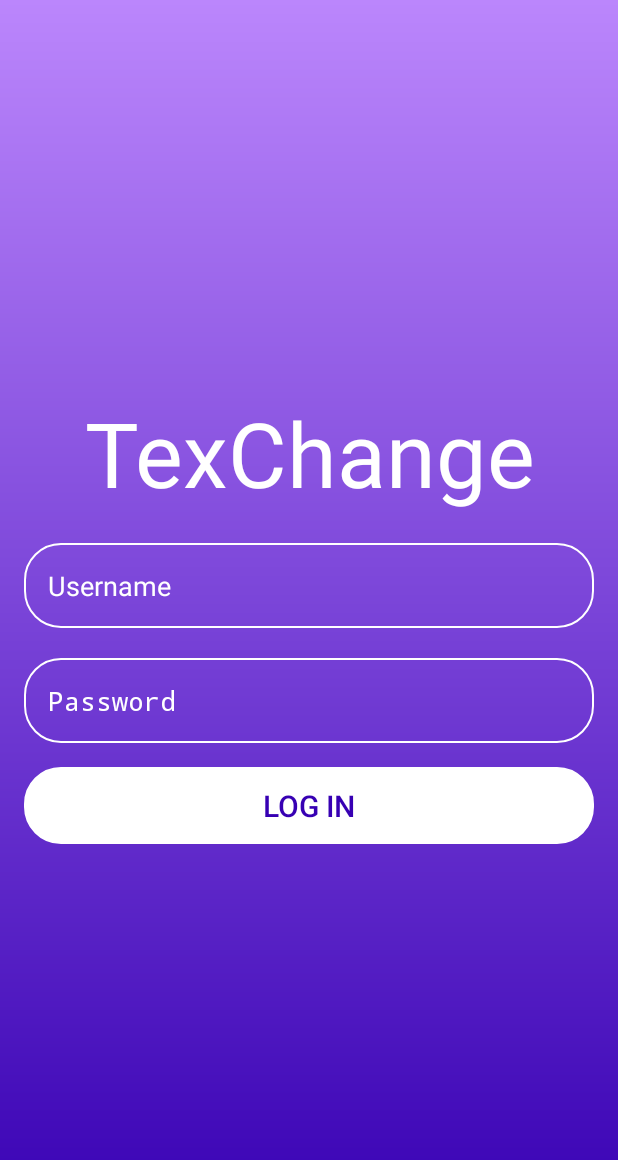
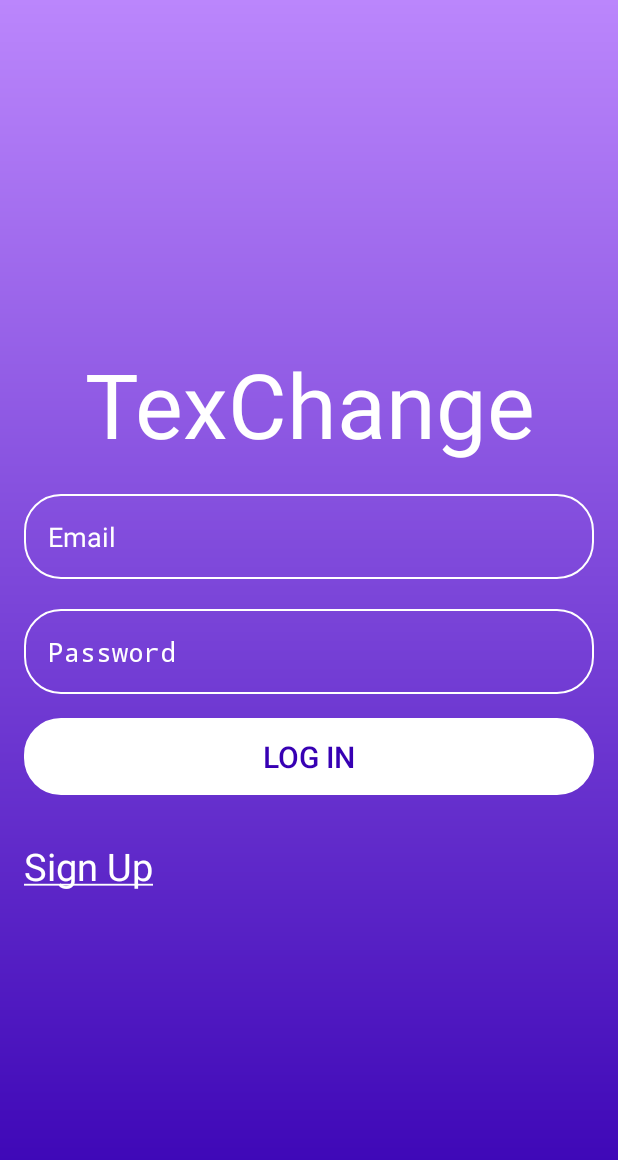
Before and after one commit to khantact/TexChangeApp, an Android app built with Jetpack Compose: the screen it shows after launch (MainActivity), on a phone screen of 412 x 824 dp. Shown: the top 1160 px of the screen. Run offline under Robolectric (Android 15) with nearby library versions, the light colour scheme and no system bars; our stand-ins replace Firebase (no records; nobody signed in at launch, a user with empty details on screens opened directly).

Commit message:
Sign up page

```diff
--- a/app/build.gradle.kts
+++ b/app/build.gradle.kts
@@ -52,8 +52,9 @@ android {
 
 dependencies {
     implementation(platform("com.google.firebase:firebase-bom:32.7.4"))
+    implementation("com.google.firebase:firebase-auth")
+    implementation("com.google.firebase:firebase-analytics")
     implementation("androidx.core:core-ktx:1.12.0")
-    implementation("com.google.firebase:firebase-analytics")
     implementation("androidx.lifecycle:lifecycle-runtime-ktx:2.7.0")
     implementation("androidx.activity:activity-compose:1.8.2")
     implementation(platform("androidx.compose:compose-bom:2023.08.00"))
@@ -61,6 +62,7 @@ dependencies {
     implementation("androidx.compose.ui:ui-graphics")
     implementation("androidx.compose.ui:ui-tooling-preview")
     implementation("androidx.compose.material3:material3")
+    implementation("com.google.firebase:firebase-auth-ktx:22.3.1")
     testImplementation("junit:junit:4.13.2")
     androidTestImplementation("androidx.test.ext:junit:1.1.5")
     androidTestImplementation("androidx.test.espresso:espresso-core:3.5.1")
--- a/app/src/main/java/com/example/texchange/MainActivity.kt
+++ b/app/src/main/java/com/example/texchange/MainActivity.kt
@@ -11,10 +11,25 @@ import androidx.compose.runtime.Composable
 import androidx.compose.ui.Modifier
 import androidx.compose.ui.tooling.preview.Preview
 import com.example.texchange.ui.theme.TexChangeTheme
+import com.google.firebase.Firebase
+import com.google.firebase.auth.FirebaseAuth
+import com.google.firebase.auth.auth
 
 class MainActivity : ComponentActivity() {
+    private lateinit var auth: FirebaseAuth
+    public override fun onStart(){
+        super.onStart()
+        val currentUser = auth.currentUser
+        if (currentUser != null){
+            reload()
+        }
+    }
     override fun onCreate(savedInstanceState: Bundle?) {
         super.onCreate(savedInstanceState)
+        auth = Firebase.auth
         setContentView(R.layout.logo_page)
     }
+
+    private fun reload() {
+    }
 }
--- /dev/null
+++ b/app/src/main/java/com/example/texchange/RegisterActivity.kt
@@ -0,0 +1,5 @@
+package com.example.texchange
+
+class RegisterActivity {
+
+}
--- a/app/src/main/res/layout/logo_page.xml
+++ b/app/src/main/res/layout/logo_page.xml
@@ -5,54 +5,67 @@
     android:background="@drawable/log_in_background"
     android:gravity="center"
     android:padding="16dp">
+
     <LinearLayout
+        android:id="@+id/linearLayout"
         android:layout_width="match_parent"
-        android:layout_height="wrap_content"
+        android:layout_height="match_parent"
         android:gravity="center"
         android:orientation="vertical">
+
         <TextView
             android:id="@+id/textView"
             android:layout_width="match_parent"
             android:layout_height="wrap_content"
+            android:elevation="20dp"
+            android:text="@string/texchange"
+            android:textAlignment="center"
             android:textColor="@color/white"
-            android:text="TexChange"
-            android:textAlignment="center"
-            android:elevation="20dp"
-            android:textSize="60sp"/>
+            android:textSize="60sp" />
+
         <EditText
-            android:id="@+id/UsernameInput"
+            android:id="@+id/EmailInput"
             android:layout_width="match_parent"
             android:layout_height="wrap_content"
-            android:textColor="@color/white"
-            android:textColorHint="@color/white"
-            android:inputType="text"
-            android:hint="Username"
-            android:padding="16dp"
             android:layout_marginTop="20dp"
             android:background="@drawable/rounded_corner"
-            />
+            android:hint="@string/email"
+            android:inputType="textEmailAddress"
+            android:padding="16dp"
+            android:textColor="@color/white"
+            android:textColorHint="@color/white" />
+
         <EditText
             android:id="@+id/PasswordInput"
             android:layout_width="match_parent"
             android:layout_height="wrap_content"
-            android:textColor="@color/white"
-            android:textColorHint="@color/white"
-            android:inputType="textPassword"
-            android:hint="Password"
-            android:padding="16dp"
             android:layout_marginTop="20dp"
             android:background="@drawable/rounded_corner"
-            />
+            android:hint="@string/password"
+            android:inputType="textPassword"
+            android:padding="16dp"
+            android:textColor="@color/white"
+            android:textColorHint="@color/white" />
+
         <Button
             android:layout_width="match_parent"
             android:layout_height="wrap_content"
-            android:text="Log In"
+            android:layout_marginTop="16dp"
             android:background="@drawable/rounded_corner"
             android:backgroundTint="@color/white"
+            android:padding="12dp"
+            android:text="@string/log_in"
             android:textColor="@color/purple_700"
-            android:textSize="20sp"
-            android:layout_marginTop="16dp"
-            android:padding="12dp"
-            />
+            android:textSize="20sp" />
+        <TextView
+            android:id="@+id/SignUp"
+            android:layout_width="wrap_content"
+            android:layout_height="wrap_content"
+            android:layout_gravity="bottom"
+            android:layout_marginTop="30dp"
+            android:text="@string/sign_up"
+            android:textColor="@color/white"
+            android:textSize="25sp" />
     </LinearLayout>
+
 </RelativeLayout>
--- a/app/src/main/res/values/strings.xml
+++ b/app/src/main/res/values/strings.xml
@@ -1,3 +1,11 @@
 <resources>
     <string name="app_name">TexChange</string>
+    <string name="email">Email</string>
+    <string name="password">Password</string>
+    <string name="log_in">Log In</string>
+    <string name="confirm_email">Confirm Email</string>
+    <string name="confirm_password">Confirm Password</string>
+    <string name="register">Register</string>
+    <string name="texchange">TexChange</string>
+    <string name="sign_up"><u>Sign Up</u></string>
 </resources>
```
Also changed, not shown: app/src/main/res/layout/register_page.xml (added, +82 -0 lines).
